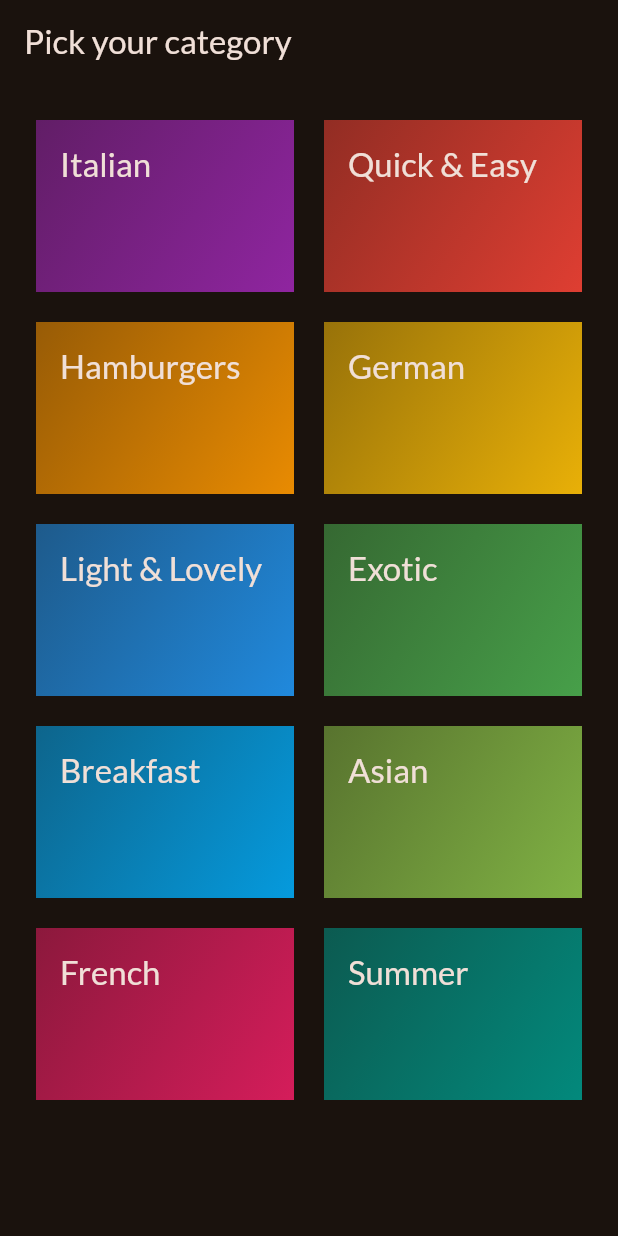
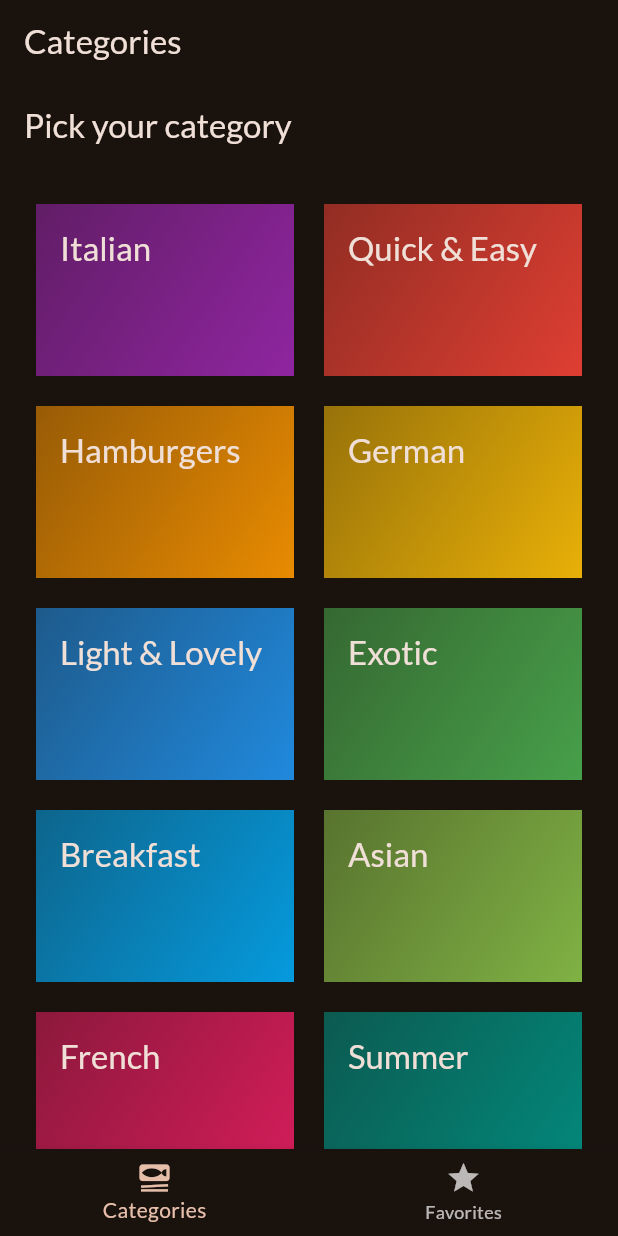
Before and after one commit to Deniscgaetani/meals, a Flutter app: the screen it shows after launch, on a phone screen of 412 x 824 dp. Run offline on Flutter 3.47's test engine with Material 3 defaults, Android fonts, the phone set to English and light mode, and no system bars; our stand-ins replace google_fonts, transparent_image.

Commit message:
Adding Tab-Based Navigation

```diff
--- a/lib/main.dart
+++ b/lib/main.dart
@@ -1,7 +1,6 @@
 import 'package:flutter/material.dart';
-
 import 'package:google_fonts/google_fonts.dart';
-import 'package:meals/screens/categories.dart';
+import 'package:meals/screens/tabs.dart';
 
 final theme = ThemeData(
   useMaterial3: true,
@@ -21,6 +20,6 @@ class App extends StatelessWidget {
 
   @override
   Widget build(BuildContext context) {
-    return MaterialApp(theme: theme, home: const CategoriesScreen());
+    return MaterialApp(theme: theme, home: const TabsScreen());
   }
 }
--- /dev/null
+++ b/lib/screens/tabs.dart
@@ -0,0 +1,46 @@
+import 'package:flutter/material.dart';
+import 'package:meals/screens/categories.dart';
+import 'package:meals/screens/meals.dart';
+
+class TabsScreen extends StatefulWidget {
+  const TabsScreen({super.key});
+
+  @override
+  State<TabsScreen> createState() {
+    return _TabsScreenState();
+  }
+}
+
+class _TabsScreenState extends State<TabsScreen> {
+  int _selectedPageIndex = 0;
+
+  void _selectPage(int index) {
+    setState(() {
+      _selectedPageIndex = index;
+    });
+  }
+
+  @override
+  Widget build(BuildContext context) {
+    Widget activePage = const CategoriesScreen();
+    var activePageTitle = 'Categories';
+
+    if (_selectedPageIndex == 1) {
+      activePage = const MealsScreen(title: 'Favorites', meals: []);
+      activePageTitle = 'Your Favorites';
+    }
+    return Scaffold(
+      appBar: AppBar(title: Text(activePageTitle)),
+      body: activePage,
+      bottomNavigationBar: BottomNavigationBar(
+        onTap: _selectPage,
+        currentIndex: _selectedPageIndex,
+        items: const [
+          BottomNavigationBarItem(
+              icon: Icon(Icons.set_meal), label: 'Categories'),
+          BottomNavigationBarItem(icon: Icon(Icons.star), label: 'Favorites'),
+        ],
+      ),
+    );
+  }
+}
```
